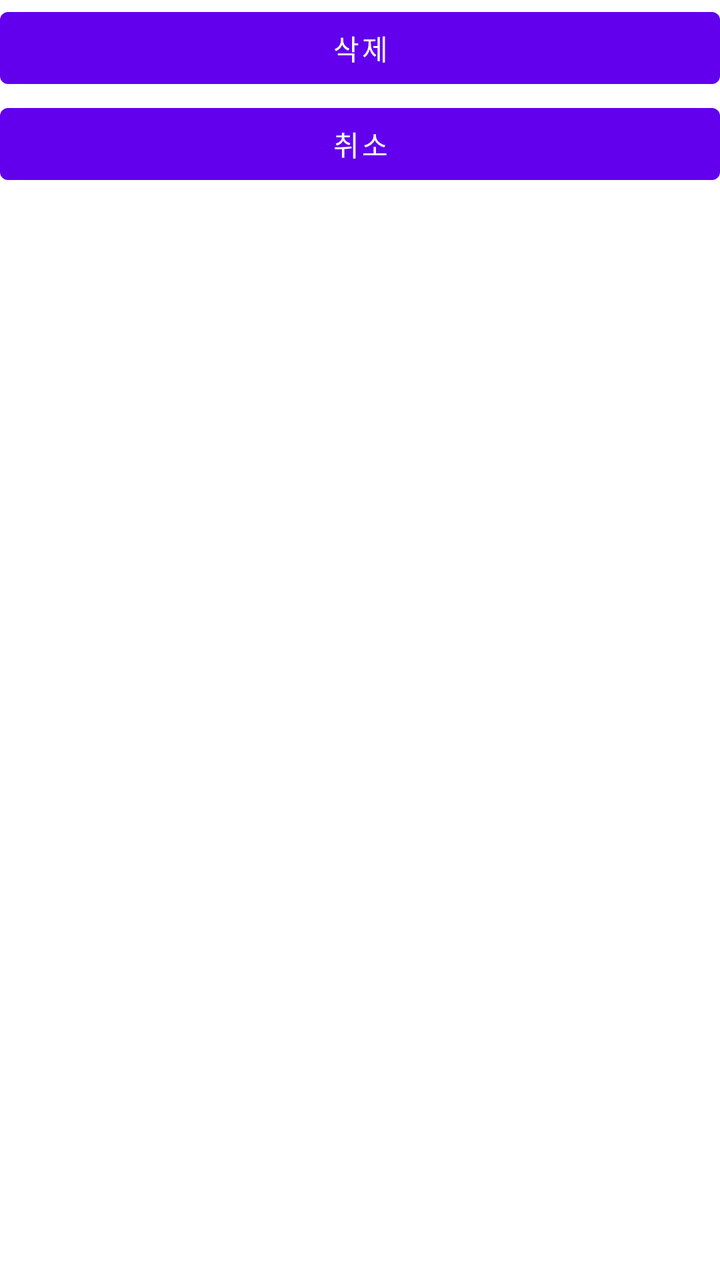
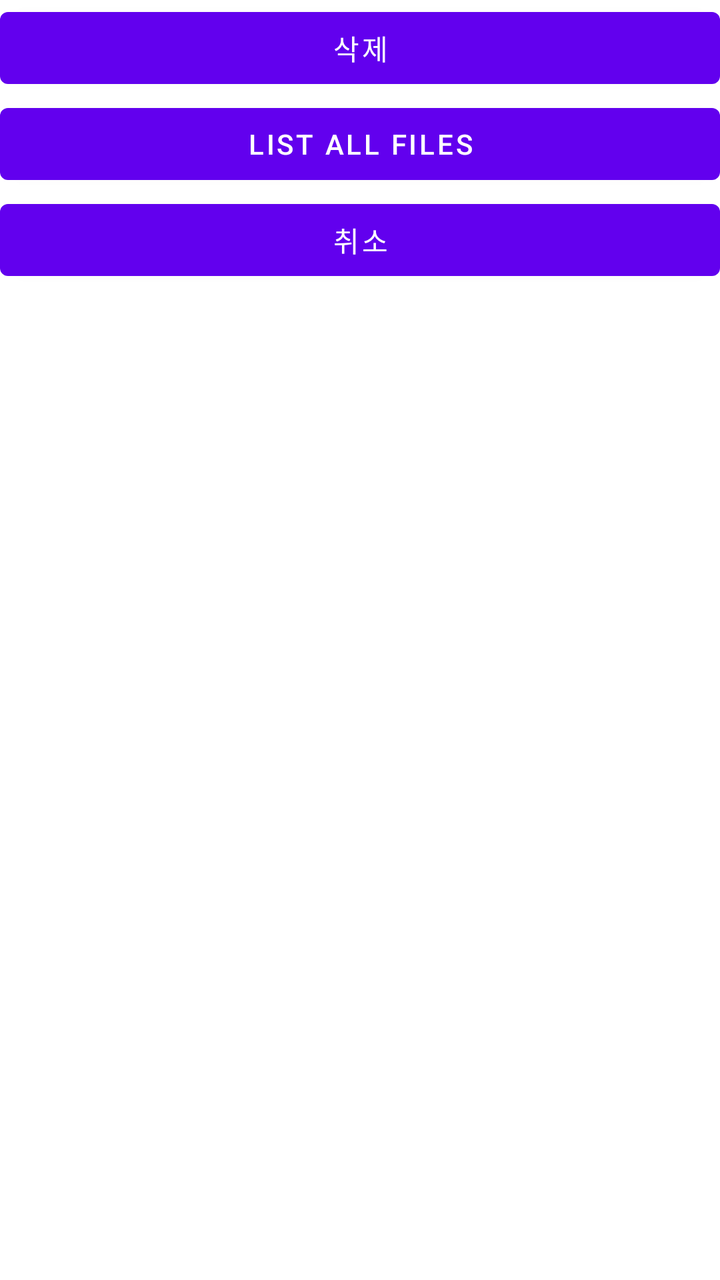

Two renders of the same Android screen: before a commit and after it. Below are the layout's source before the change and the commit's diff.
<!-- AndroidManifest.xml: application theme Theme.StampIt2 -->
<!-- res/layout/note_page_config.xml -->
<?xml version="1.0" encoding="utf-8"?>
<LinearLayout xmlns:android="http://schemas.android.com/apk/res/android"
    android:layout_width="match_parent"
    android:layout_height="wrap_content"
    android:orientation="vertical">

    <ScrollView
        android:layout_width="match_parent"
        android:layout_height="match_parent">

        <LinearLayout
            android:layout_width="match_parent"
            android:layout_height="match_parent"
            android:orientation="vertical">

            <Button
                android:id="@+id/button_notePageConfig_deletePage"
                android:layout_width="match_parent"
                android:layout_height="wrap_content"
                android:text="삭제" />

            <Button
                android:id="@+id/button_notePageConfig_exit"
                android:layout_width="match_parent"
                android:layout_height="wrap_content"
                android:text="취소" />
        </LinearLayout>
    </ScrollView>

</LinearLayout>
<!-- resources referenced by this layout -->
<resources>
  <style name="Theme.StampIt2" parent="Theme.MaterialComponents.DayNight.DarkActionBar">
          
          <item name="colorPrimary">@color/purple_500</item>
          <item name="colorPrimaryVariant">@color/purple_700</item>
          <item name="colorOnPrimary">@color/white</item>
          
          <item name="colorSecondary">@color/teal_200</item>
          <item name="colorSecondaryVariant">@color/teal_700</item>
          <item name="colorOnSecondary">@color/black</item>
          
          <item name="android:statusBarColor" tools:targetApi="l">?attr/colorPrimaryVariant</item>
          
      </style>
  <color name="purple_500">#FF6200EE</color>
  <color name="purple_700">#FF3700B3</color>
  <color name="white">#FFFFFFFF</color>
  <color name="teal_200">#FF03DAC5</color>
  <color name="teal_700">#FF018786</color>
  <color name="black">#FF000000</color>
</resources>

<!-- the commit's change to res/layout/note_page_config.xml (unified diff, before → after) -->
@@ -20,6 +20,12 @@
                 android:text="삭제" />
 
             <Button
+                android:id="@+id/button_notePageConfig_forDebugListAllFiles"
+                android:layout_width="match_parent"
+                android:layout_height="wrap_content"
+                android:text="List All Files" />
+
+            <Button
                 android:id="@+id/button_notePageConfig_exit"
                 android:layout_width="match_parent"
                 android:layout_height="wrap_content"
